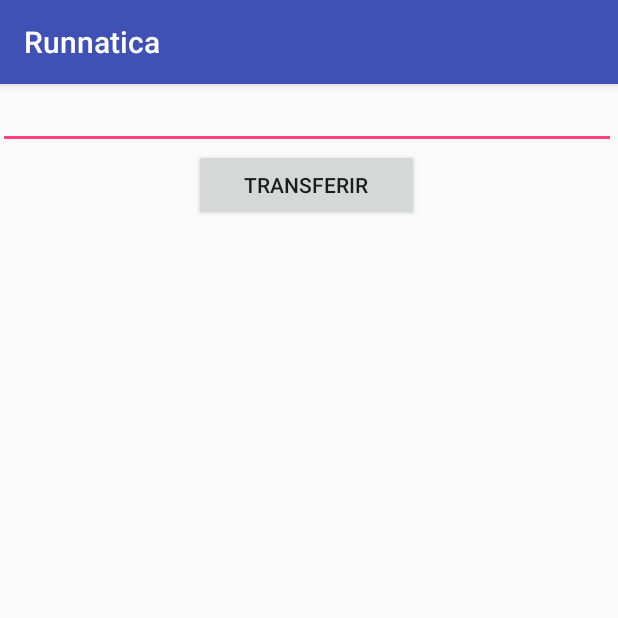
After one commit to Zazir/Runnatica, an Android app: the Donaciones screen opened directly, with no data from a screen before it, on a phone screen of 412 x 824 dp, the top half of it. The commit adds this screen. Run offline under Robolectric (Android 15) with nearby library versions, the phone set to English and light mode, and no system bars; libraries missing offline, so code that uses them is left out: com.paypal.android; network calls fail; 3 statements that could not run were skipped.

Commit message:
Paypal, recyclerView, home...
En este commit se implementó paypal ya en modo testeo, se arreglaron algunos problemas de compatibilidad con versiones, se implementaron ya las dependencias para el recyclerView y las cards para el home y Chocoso hizo el inster de competencias.

```diff
--- a/app/build.gradle
+++ b/app/build.gradle
@@ -29,5 +29,6 @@ dependencies {
     androidTestImplementation 'com.android.support.test.espresso:espresso-core:3.0.2'
     implementation 'com.android.support:cardview-v7:28.0.0'
     implementation 'com.android.support:recyclerview-v7:28.0.0'
+    compile 'com.paypal.sdk:paypal-android-sdk:2.16.0'
 
 }
--- a/app/src/main/AndroidManifest.xml
+++ b/app/src/main/AndroidManifest.xml
@@ -9,7 +9,9 @@
         android:roundIcon="@mipmap/ic_launcher_round"
         android:supportsRtl="true"
         android:theme="@style/AppTheme">
-        <activity android:name=".Felicidades_Inscripcion"></activity>
+        <activity android:name=".DetallesTransaccion"></activity>
+        <activity android:name=".Donaciones" />
+        <activity android:name=".Felicidades_Inscripcion" />
         <activity android:name=".Tipos_Inscripciones" />
         <activity android:name=".crear_inscripcion" />
         <activity android:name=".inscripcion_gratis" />
--- /dev/null
+++ b/app/src/main/java/com/runnatica/runnatica/Config/PaypalConfig.java
@@ -0,0 +1,5 @@
+package com.runnatica.runnatica.Config;
+
+public class PaypalConfig {
+    public static final String PAYPAL_CLIENT_ID = "AfSEdy-rdvHQaIywjDqC9yGjZzzVm5OUGlgeOgwk7S_XB5Tti7gYPdib3arsHIPzCb8buAKt3pvYsuW6";
+}
--- /dev/null
+++ b/app/src/main/java/com/runnatica/runnatica/Donaciones.java
@@ -0,0 +1,94 @@
+package com.runnatica.runnatica;
+
+import android.app.Activity;
+import android.content.Intent;
+import android.support.annotation.Nullable;
+import android.support.v7.app.AppCompatActivity;
+import android.os.Bundle;
+import android.view.View;
+import android.widget.Button;
+import android.widget.EditText;
+import android.widget.Toast;
+
+import com.paypal.android.sdk.payments.PayPalConfiguration;
+import com.paypal.android.sdk.payments.PayPalPayment;
+import com.paypal.android.sdk.payments.PayPalService;
+import com.paypal.android.sdk.payments.PaymentActivity;
+import com.paypal.android.sdk.payments.PaymentConfirmation;
+import com.runnatica.runnatica.Config.PaypalConfig;
+
+import org.json.JSONException;
+
+import java.math.BigDecimal;
+
+public class Donaciones extends AppCompatActivity {
+
+    private static final int PAYPAL_REQUEST_CODE = 7171;
+
+    private static PayPalConfiguration config = new PayPalConfiguration().environment(PayPalConfiguration.ENVIRONMENT_SANDBOX)//Seleccionado el modo sandbox
+            .clientId(PaypalConfig.PAYPAL_CLIENT_ID);
+
+    Button btnPay;
+    EditText txtMonto;
+
+    String monto = "";
+
+    @Override
+    protected void onDestroy() {
+        stopService(new Intent(this, PayPalService.class));
+        super.onDestroy();
+    }
+
+    @Override
+    protected void onCreate(Bundle savedInstanceState) {
+        super.onCreate(savedInstanceState);
+        setContentView(R.layout.activity_donaciones);
+
+        //Iniciar el servicio Paypal
+        Intent intent = new Intent(this, PayPalService.class);
+        intent.putExtra(PayPalService.EXTRA_PAYPAL_CONFIGURATION, config);
+        startService(intent);
+
+        btnPay = (Button)findViewById(R.id.btnTranferir);
+        txtMonto = (EditText)findViewById(R.id.etTransaccion);
+
+        btnPay.setOnClickListener(new View.OnClickListener() {
+            @Override
+            public void onClick(View v) {
+                hacerPago();
+            }
+        });
+    }
+
+    private void hacerPago() {
+        monto = txtMonto.getText().toString();
+
+        PayPalPayment payPalPayment = new PayPalPayment(new BigDecimal(String.valueOf(monto)), "MXN", "Prueba", PayPalPayment.PAYMENT_INTENT_SALE);
+
+        Intent intent = new Intent(this, PaymentActivity.class);
+        intent.putExtra(PayPalService.EXTRA_PAYPAL_CONFIGURATION, config);
+        intent.putExtra(PaymentActivity.EXTRA_PAYMENT, payPalPayment);
+        startActivityForResult(intent, PAYPAL_REQUEST_CODE);
+    }
+
+    @Override
+    protected void onActivityResult(int requestCode, int resultCode, @Nullable Intent data) {
+        if(requestCode == PAYPAL_REQUEST_CODE){
+            if (resultCode == RESULT_OK){
+                PaymentConfirmation confirmation = data.getParcelableExtra(PaymentActivity.EXTRA_RESULT_CONFIRMATION);
+                if (confirmation != null){
+                    try {
+                        String DetallesPago = confirmation.toJSONObject().toString(4);
+                        startActivity(new Intent(this, DetallesTransaccion.class).putExtra("PaymentDetails", DetallesPago)
+                                .putExtra("PaymentAmount", monto));
+                    }catch (JSONException e){
+                        e.printStackTrace();
+                    }
+                }
+            }else if (resultCode == Activity.RESULT_CANCELED)
+                Toast.makeText(this, "Transaccion cancelada", Toast.LENGTH_SHORT).show();
+        }else if (resultCode == PaymentActivity.RESULT_EXTRAS_INVALID)
+            Toast.makeText(this, "Petición inválida", Toast.LENGTH_SHORT).show();
+
+    }
+}
--- a/app/src/main/java/com/runnatica/runnatica/Login.java
+++ b/app/src/main/java/com/runnatica/runnatica/Login.java
@@ -70,7 +70,7 @@ public class Login extends AppCompatActivity implements Response.Listener<JSONOb
             e.printStackTrace();
         }
 
-        Intent next = new Intent(this, terminosycondiciones.class);
+        Intent next = new Intent(this, home.class);
         startActivity(next);
     }
 
@@ -80,7 +80,7 @@ public class Login extends AppCompatActivity implements Response.Listener<JSONOb
     }
 
     private void iniciarSesion() {
-        String url = "http://192.168.137.1:8080/WebServiceRunnatica/sesion.php?user="+Usuariotxt.getText().toString()+"&pwd="+Contrasenatxt.getText().toString();
+        String url = "http://192.168.137.1:811/WebServiceRunnatica/sesion.php?user="+Usuariotxt.getText().toString()+"&pwd="+Contrasenatxt.getText().toString();
 
         jrq = new JsonObjectRequest(Request.Method.GET, url, null, this, this);
         rq.add(jrq);
--- a/app/src/main/java/com/runnatica/runnatica/registro_usuario.java
+++ b/app/src/main/java/com/runnatica/runnatica/registro_usuario.java
@@ -3,7 +3,6 @@ package com.runnatica.runnatica;
 import android.content.Intent;
 import android.os.Bundle;
 import android.support.v7.app.AppCompatActivity;
-import android.util.Patterns;
 import android.view.View;
 import android.widget.Button;
 import android.widget.CheckBox;
@@ -68,7 +67,7 @@ public class registro_usuario extends AppCompatActivity {
                     flagTerminos = "1";
                 }
                 if (Validaciones())
-                SubirUsuario("http://192.168.137.1:8080/WebServiceRunnatica/agregarUsuario.php?" +
+                SubirUsuario("http://192.168.137.1:811/WebServiceRunnatica/agregarUsuario.php?" +
                         "NombreYApellido=" + Nombre.getText().toString() +
                         "&Email=" + Correo.getText().toString() +
                         "&Contrasena=" + Contrasena.getText().toString() +
--- /dev/null
+++ b/app/src/main/res/layout/activity_donaciones.xml
@@ -0,0 +1,44 @@
+<?xml version="1.0" encoding="utf-8"?>
+<RelativeLayout xmlns:android="http://schemas.android.com/apk/res/android"
+    xmlns:app="http://schemas.android.com/apk/res-auto"
+    xmlns:tools="http://schemas.android.com/tools"
+    android:layout_width="match_parent"
+    android:layout_height="match_parent"
+    tools:context=".Donaciones">
+
+    <ScrollView
+        android:layout_width="match_parent"
+        android:layout_height="match_parent"
+        android:layout_alignParentBottom="true"
+        android:layout_alignParentEnd="true"
+        android:layout_alignParentStart="true"
+        android:layout_alignParentTop="true"
+        android:layout_marginBottom="2dp"
+        android:layout_marginEnd="1dp"
+        android:layout_marginStart="-1dp"
+        android:layout_marginTop="-2dp">
+
+        <LinearLayout
+            android:layout_width="match_parent"
+            android:layout_height="wrap_content"
+            android:orientation="vertical">
+
+            <EditText
+                android:id="@+id/etTransaccion"
+                android:layout_width="match_parent"
+                android:layout_height="wrap_content"
+                android:ems="10"
+                android:inputType="number"
+                tools:text="Monto de la transacción" />
+
+            <Button
+                android:id="@+id/btnTranferir"
+                android:layout_gravity="center"
+                android:layout_width="150dp"
+                android:layout_height="wrap_content"
+                android:text="Transferir" />
+
+        </LinearLayout>
+    </ScrollView>
+
+</RelativeLayout>
```
Also changed, not shown: app/src/main/java/com/runnatica/runnatica/DetallesTransaccion.java (added, +43 -0 lines), app/src/main/java/com/runnatica/runnatica/crear_competencia.java (+3 -6 lines), app/src/main/java/com/runnatica/runnatica/home.java (+32 -1 lines), app/src/main/res/layout/activity_detalles_transaccion.xml (added, +31 -0 lines), app/src/main/res/layout/activity_home.xml (+25 -7 lines).
